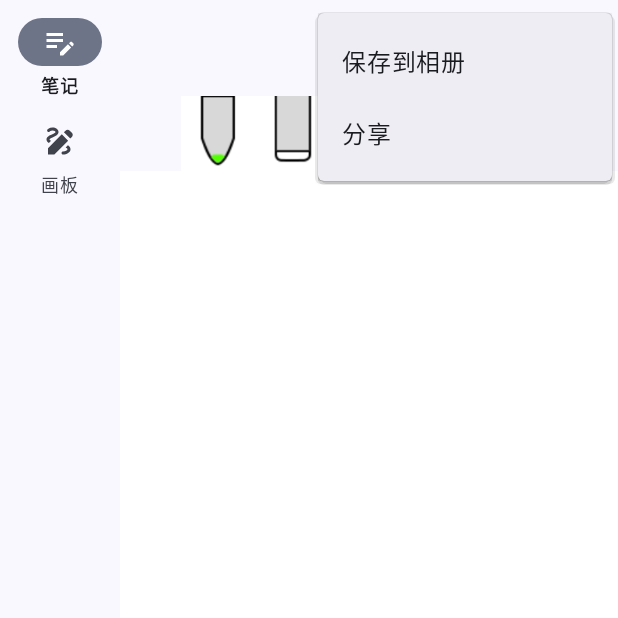
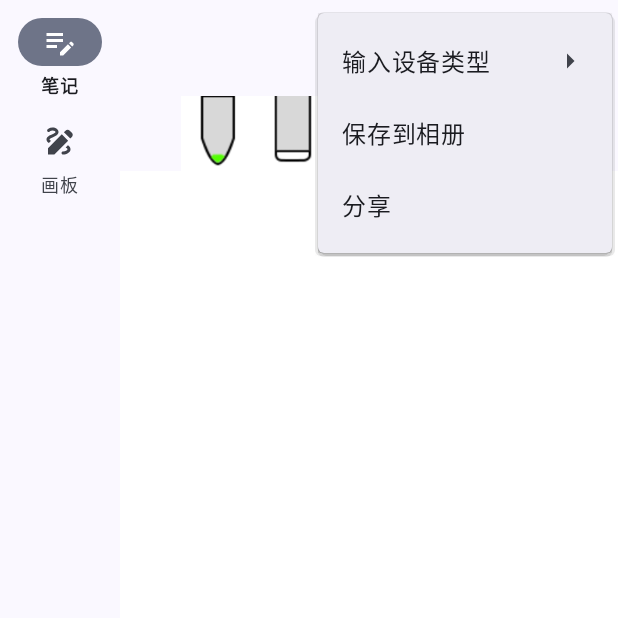
Before and after one commit to SteveWorkshop/Andromeda, an Android app: the fragment DrawPage placed in its activity, with the options menu open, on a phone screen of 412 x 824 dp, the top half of it. Run offline under Robolectric (Android 15) with nearby library versions, the phone set to English and light mode, and no system bars; our stand-ins replace Room's generated code; 9 statements that could not run were skipped.

Commit message:
修复默认标签问题，增加触控笔支持

```diff
--- a/app/src/main/java/com/example/andromeda/dao/NoteDao.java
+++ b/app/src/main/java/com/example/andromeda/dao/NoteDao.java
@@ -26,10 +26,10 @@ public interface NoteDao {
     List<Note> getAllPreview();
 
     @SuppressWarnings(RoomWarnings.CURSOR_MISMATCH)
-    @Query("select Note.id as id,Note.title,Note.createTime,Note.updateTime,Tag.id as tagId,Tag.tagName from Note,Tag where Note.tag=Tag.id order by Note.updateTime desc")
+    @Query("select Note.id as id,Note.title,Note.createTime,Note.updateTime,Tag.id as tagId,Tag.tagName from Note left join Tag on Note.tag=Tag.id order by Note.updateTime desc")
     List<NoteVO> getAllPreview_V2();
 
-    @Query("select Note.id as id,Note.title,Note.content,Note.createTime,Note.updateTime,Tag.id as tagId,Tag.tagName from Note,Tag where Note.tag=Tag.id and Note.id=:id")
+    @Query("select Note.id as id,Note.title,Note.content,Note.createTime,Note.updateTime,Tag.id as tagId,Tag.tagName from Note left join Tag on Note.tag=Tag.id where Note.id=:id")
     NoteVO getById_V2(Long id);
 
     @Query("select * from Note where id=:id")
--- a/app/src/main/java/com/example/andromeda/entity/Note.java
+++ b/app/src/main/java/com/example/andromeda/entity/Note.java
@@ -22,5 +22,5 @@ public class Note extends BaseEntity implements Serializable {
 
     private String title;
     private String content;
-    private Long tag;
+    private Long tag=Tag.DEFAULT_TAG;
 }
--- a/app/src/main/java/com/example/andromeda/entity/Tag.java
+++ b/app/src/main/java/com/example/andromeda/entity/Tag.java
@@ -17,6 +17,7 @@ import lombok.ToString;
 @EqualsAndHashCode(callSuper=false)
 @Entity
 public class Tag extends BaseEntity implements Serializable {
+    public static final long DEFAULT_TAG=-1024l;
     private String tagName;
     //TODO: 标签分类与颜色
 }
--- a/app/src/main/java/com/example/andromeda/ui/flyout/CanvasFlyout.java
+++ b/app/src/main/java/com/example/andromeda/ui/flyout/CanvasFlyout.java
@@ -28,9 +28,11 @@ public class CanvasFlyout extends View {
     public static final int TOUCH_MODE=0;
     public static final int PEN_MODE=1;
     public static final int MOUSE_MODE=2;
-    public static final int MIX_MODE=3;
+    public static final int HYBRID_MODE=3;
 
-    private int mode=0;
+    @Setter
+    @Getter
+    private int mode=PEN_MODE;
 
     @Setter
     @Getter
@@ -125,9 +127,9 @@ public class CanvasFlyout extends View {
     @Override
     public boolean onTouchEvent(MotionEvent event) {
         //触摸事件
-        //System.out.println("____________________touched!"+event.getToolMajor());
+        System.out.println("____________________touched!"+event.getToolType(0));
         //todo:判断是触控笔
-        if(canOperate(event.getToolMajor(),mode))
+        if(canOperate(event.getToolType(0),mode))
         {
             switch (event.getAction())
             {
@@ -213,18 +215,18 @@ public class CanvasFlyout extends View {
     //todo: better handle input device type
     private boolean canOperate(float type,int mode)
     {
-//        if(mode==TOUCH_MODE)
-//        {
-//            return type==MotionEvent.TOOL_TYPE_FINGER;
-//        }
-//        if(mode==PEN_MODE)
-//        {
-//            return type==MotionEvent.TOOL_TYPE_STYLUS;
-//        }
-//        if (mode==MOUSE_MODE)
-//        {
-//            return type==MotionEvent.TOOL_TYPE_MOUSE;
-//        }
+        if(mode==TOUCH_MODE)
+        {
+            return type==MotionEvent.TOOL_TYPE_FINGER;
+        }
+        if(mode==PEN_MODE)
+        {
+            return type==MotionEvent.TOOL_TYPE_STYLUS;
+        }
+        if (mode==MOUSE_MODE)
+        {
+            return type==MotionEvent.TOOL_TYPE_MOUSE;
+        }
         return true;//混合模式
     }
 
--- a/app/src/main/res/menu/draw_export_menu.xml
+++ b/app/src/main/res/menu/draw_export_menu.xml
@@ -1,6 +1,31 @@
 <?xml version="1.0" encoding="utf-8"?>
 <menu xmlns:android="http://schemas.android.com/apk/res/android"
     xmlns:app="http://schemas.android.com/apk/res-auto">
+
+    <group>
+        <item
+            android:title="输入设备类型"
+            app:showAsAction="never"
+            >
+            <menu>
+                <item
+                    android:id="@+id/input_pen_mode"
+                    android:title="笔模式"/>
+                <item
+                    android:id="@+id/input_touch_mode"
+                    android:title="手写模式"/>
+                <item
+                    android:id="@+id/input_mouse_mode"
+                    android:title="鼠标模式"/>
+                <item
+                    android:id="@+id/input_hybrid_mode"
+                    android:title="混合模式（关闭防误触并允许响应一切输入设备）"/>
+            </menu>
+        </item>
+    </group>
+    <group>
+
+    </group>
     <item
         android:title="保存到相册"
         app:showAsAction="never"
```
Also changed, not shown: app/src/main/java/com/example/andromeda/adapter/NoteAdapter.java (+10 -1 lines), app/src/main/java/com/example/andromeda/fragment/DrawPage.java (+17 -0 lines), app/src/main/java/com/example/andromeda/ui/EditNoteActivity.java (+14 -2 lines).
